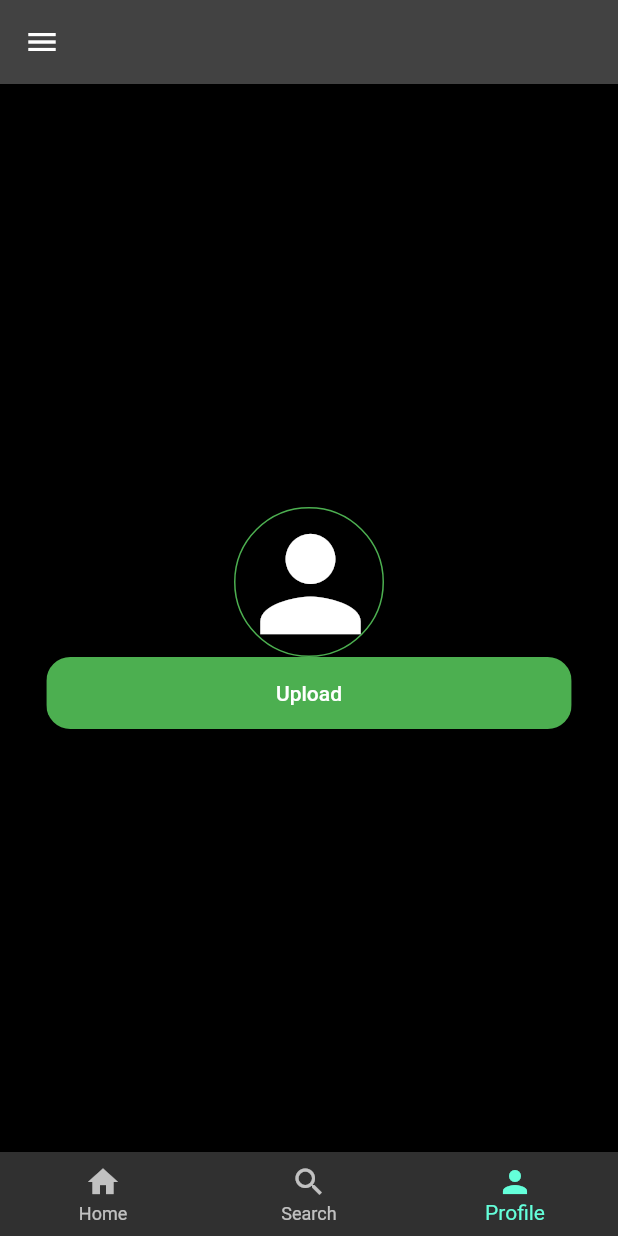
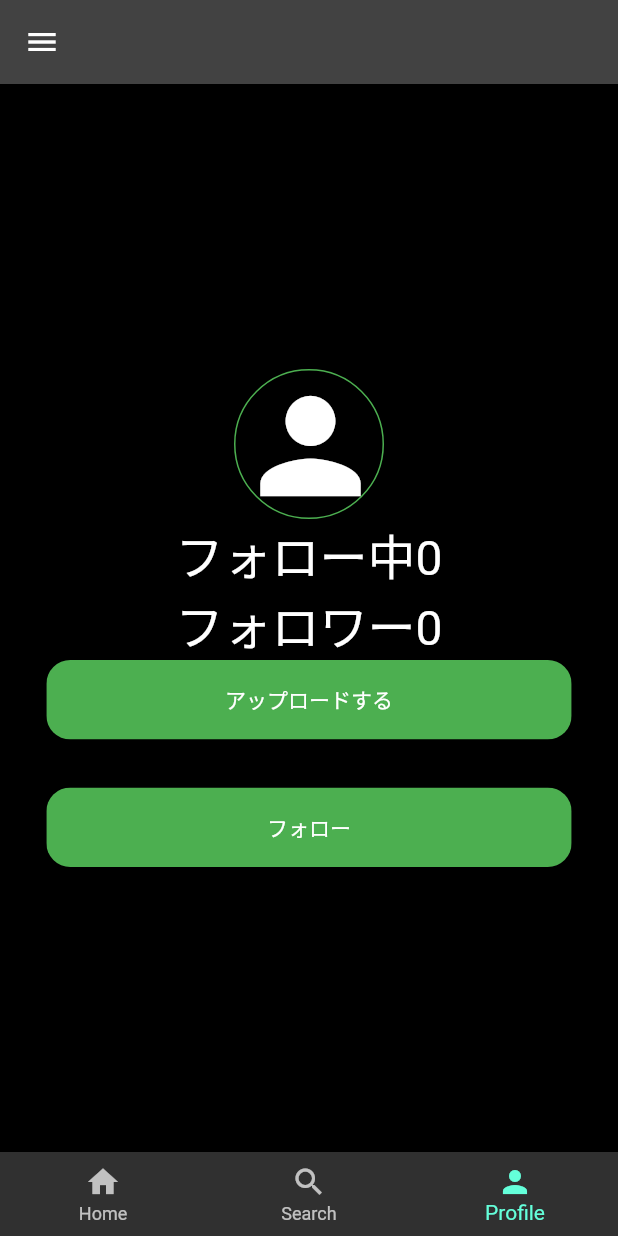
Before and after one commit to nkt0404/flutter_sns, a Flutter app: the MyHomePage screen opened directly with empty values, swiped to page 3, on a phone screen of 412 x 824 dp. Run offline on Flutter 3.47's test engine with Material 2 defaults, Android fonts, the phone set to English and light mode, and no system bars; our stand-ins replace cloud_firestore, firebase_auth, firebase_core, firebase_storage, flutter_riverpod, fluttertoast and 5 more; missing offline and left inert: cloud_firestore_web, firebase_analytics_web, firebase_auth_web, firebase_core_web, firebase_storage_web, image_picker_for_web and 1 more; accounts and stored records are empty; network calls fail.

Commit message:
study 75

```diff
--- a/lib/constants/strings.dart
+++ b/lib/constants/strings.dart
@@ -7,6 +7,7 @@ const String signupTitle = "新規登録";
 const String loginTitle = "ログイン";
 const String accountTitle = "アカウント";
 const String themeTitle = "テーマ";
+const String profileTitle = "プロフィール";
 // texts
 const String mailAddressText = "メールアドレス";
 const String passwordText = "パスワード";
@@ -15,10 +16,12 @@ const String cropperTitle = "Cropper";
 const String loginText = "ログインする";
 const String logoutText = "ログアウトを行う";
 const String loadingText = "Loading";
+const String uploadText = "アップロードする";
 // FieldKey
 const String usersFieldKey = "users";
 // message
 const String userCreatedMsg = "ユーザーが作成できました";
+const String noAccountMsg = "アカウントをお持ちでない場合";
 // prefs key
 const String isDarkThemePrefsKey = "isDarkTheme";
 // bottom navigation bar
--- a/lib/domain/firestore_user/firestore_user.dart
+++ b/lib/domain/firestore_user/firestore_user.dart
@@ -8,6 +8,8 @@ abstract class FirestoreUser with _$FirestoreUser {
   const factory FirestoreUser({
     required dynamic createdAt,
     required String email,
+    required int followerCount,
+    required int followingCount,
     required String userName,
     required String userImageURL,
     required String uid,
--- /dev/null
+++ b/lib/domain/follower/follower.dart
@@ -0,0 +1,18 @@
+import 'package:freezed_annotation/freezed_annotation.dart';
+
+part 'follower.freezed.dart';
+part 'follower.g.dart';
+
+@freezed
+abstract class Follower with _$Follower {
+  // DBに保存する
+  // createdAtやIdが必要
+  // 自分がフォローしたことの印
+  const factory Follower({
+    required dynamic createdAt,
+    required String followedUid,
+    required String followerUid,
+  }) = _Follower;
+  factory Follower.fromJson(Map<String, dynamic> json) =>
+      _$FollowerFromJson(json);
+}
--- /dev/null
+++ b/lib/domain/following_token/following_token.dart
@@ -0,0 +1,19 @@
+import 'package:freezed_annotation/freezed_annotation.dart';
+import 'package:flutter/foundation.dart';
+
+part 'following_token.freezed.dart';
+part 'following_token.g.dart';
+
+@freezed
+abstract class FollowingToken with _$FollowingToken {
+  // DBに保存する
+  // createdAtやIdが必要
+  // 自分がフォローしたことの印
+  const factory FollowingToken({
+    required dynamic createdAt,
+    required String passiveUid,
+    required String tokenId,
+  }) = _FollowingToken;
+  factory FollowingToken.fromJson(Map<String, dynamic> json) =>
+      _$FollowingTokenFromJson(json);
+}
--- a/lib/models/main_model.dart
+++ b/lib/models/main_model.dart
@@ -10,15 +10,15 @@ import 'package:flutter_sns/constants/routes.dart' as routes;
 // domain
 import 'package:flutter_sns/domain/firestore_user/firestore_user.dart';
 
-final mainProvider = ChangeNotifierProvider(
-  (ref) => MainModel()
-);
+final mainProvider = ChangeNotifierProvider((ref) => MainModel());
 
 class MainModel extends ChangeNotifier {
   bool isLoading = false;
   User? currentUser;
-  late DocumentSnapshot<Map<String,dynamic>> currentUserDoc;
+  late DocumentSnapshot<Map<String, dynamic>> currentUserDoc;
   late FirestoreUser firestoreUser;
+
+  List<String> followingUids = [];
   //以下がMainModelが起動した時の処理
   // ユーザーの動作を必要としないモデルの関数
   MainModel() {
@@ -30,19 +30,25 @@ class MainModel extends ChangeNotifier {
     // modelを跨がないでcurrentUserの更新
     currentUser = FirebaseAuth.instance.currentUser;
     // hcbXO8Rs4PPGua2vlPL92XTmpJj1
-    currentUserDoc = await FirebaseFirestore.instance.collection(usersFieldKey).doc(currentUser!.uid).get();
+    currentUserDoc = await FirebaseFirestore.instance
+        .collection(usersFieldKey)
+        .doc(currentUser!.uid)
+        .get();
     firestoreUser = FirestoreUser.fromJson(currentUserDoc.data()!);
     // currentUserのuidの取得が可能になりました
     endLoading();
   }
+
   void startLoading() {
     isLoading = true;
     notifyListeners();
   }
+
   void endLoading() {
     isLoading = false;
     notifyListeners();
   }
+
   void setCurrentUser() {
     currentUser = FirebaseAuth.instance.currentUser;
     notifyListeners();
--- a/lib/models/signup_model.dart
+++ b/lib/models/signup_model.dart
@@ -7,6 +7,9 @@ import 'package:flutter_riverpod/flutter_riverpod.dart';
 import 'package:flutter_sns/constants/strings.dart';
 // domain
 import 'package:flutter_sns/domain/firestore_user/firestore_user.dart';
+// constants
+import 'package:flutter_sns/constants/strings.dart';
+import 'package:flutter_sns/constants/routes.dart' as routes;
 
 final signupProvider = ChangeNotifierProvider((ref) => SignupModel());
 
@@ -24,6 +27,8 @@ class SignupModel extends ChangeNotifier {
     final FirestoreUser firestoreUser = FirestoreUser(
       createdAt: now,
       email: email,
+      followerCount: 0,
+      followingCount: 0,
       uid: uid,
       updatedAt: now,
       userName: "Alice",
@@ -46,6 +51,7 @@ class SignupModel extends ChangeNotifier {
       final User? user = result.user;
       final String uid = user!.uid;
       await createFirestoreUser(context: context, uid: uid);
+      routes.toMyApp(context: context);
     } on FirebaseAuthException catch (e) {
       debugPrint(e.toString());
     }
--- a/lib/models/themes_model.dart
+++ b/lib/models/themes_model.dart
@@ -2,14 +2,30 @@
 import 'package:flutter/material.dart';
 // packages
 import 'package:flutter_riverpod/flutter_riverpod.dart';
+import 'package:shared_preferences/shared_preferences.dart';
+// constants
+import 'package:flutter_sns/constants/strings.dart';
 
 final themeProvider = ChangeNotifierProvider((ref) => ThemeModel());
 
 class ThemeModel extends ChangeNotifier {
+  late SharedPreferences preferences;
   bool isDarkTheme = true;
+
+  ThemeModel() {
+    init();
+  }
+  Future<void> init() async {
+    // 端末に保存されているフラグなどを全部取得
+    preferences = await SharedPreferences.getInstance();
+    final x = preferences.getBool(isDarkThemePrefsKey);
+    if (x != null) isDarkTheme = x;
+    notifyListeners();
+  }
 
   Future<void> setIsDarkTheme({required bool value}) async {
     isDarkTheme = value;
+    await preferences.setBool(isDarkThemePrefsKey, value);
     notifyListeners();
   }
 }
--- /dev/null
+++ b/lib/shared_preference_key.txt
@@ -0,0 +1 @@
+isDarkTheme //isDarkThemeかどうかを判定
--- a/lib/views/login_page.dart
+++ b/lib/views/login_page.dart
@@ -10,6 +10,7 @@ import 'package:flutter_sns/details/rounded_button.dart';
 import 'package:flutter_sns/models/login_model.dart';
 // constants
 import 'package:flutter_sns/constants/strings.dart';
+import 'package:flutter_sns/constants/routes.dart' as routes;
 
 class LoginPage extends ConsumerWidget {
   const LoginPage({
@@ -50,6 +51,9 @@ class LoginPage extends ConsumerWidget {
               widthRate: 0.85,
               color: Colors.green,
               text: loginText),
+          TextButton(
+              onPressed: () => routes.toSignupPage(context: context),
+              child: const Text(noAccountMsg)),
         ],
       ),
     );
--- a/lib/views/main/profile_screen.dart
+++ b/lib/views/main/profile_screen.dart
@@ -2,9 +2,11 @@
 import 'package:flutter/material.dart';
 // packages
 import 'package:flutter_riverpod/flutter_riverpod.dart';
+import 'package:flutter_sns/constants/strings.dart';
 import 'package:flutter_sns/details/rounded_button.dart';
 // components
 import 'package:flutter_sns/details/user_image.dart';
+import 'package:flutter_sns/domain/firestore_user/firestore_user.dart';
 import 'package:flutter_sns/models/main/profile_model.dart';
 // models
 import 'package:flutter_sns/models/main_model.dart';
@@ -15,6 +17,12 @@ class ProfileScreen extends ConsumerWidget {
   @override
   Widget build(BuildContext context, WidgetRef ref) {
     final ProfileModel profileModel = ref.watch(profileProvider);
+    final FirestoreUser firestoreUser = mainModel.firestoreUser;
+
+    final int followerCount = firestoreUser.followerCount;
+    final int plusOneFollowerCount = followerCount + 1;
+    final bool isFollowing =
+        mainModel.followingUids.contains(firestoreUser.uid);
     return Column(
       mainAxisAlignment: MainAxisAlignment.center,
       children: [
@@ -27,12 +35,38 @@ class ProfileScreen extends ConsumerWidget {
                 borderRadius: BorderRadius.circular(160.0),
                 child: Image.file(profileModel.croppedFile!),
               ),
+        Text(
+          "フォロー中${firestoreUser.followingCount.toString()}",
+          style: const TextStyle(fontSize: 32.0),
+        ),
+        Text(
+          isFollowing
+              ? "フォロワー${plusOneFollowerCount.toString()}"
+              : "フォロワー${followerCount.toString()}",
+          style: const TextStyle(fontSize: 32.0),
+        ),
         RoundedButton(
             onPressed: () async => await profileModel.uploadUserImage(
                 currentUserDoc: mainModel.currentUserDoc),
             widthRate: 0.85,
             color: Colors.green,
-            text: "Upload")
+            text: uploadText),
+        const SizedBox(
+          height: 32.0,
+        ),
+        isFollowing
+            ? RoundedButton(
+                onPressed: () => profileModel.unfollow(
+                    mainModel: mainModel, passiveFirestoreUser: firestoreUser),
+                widthRate: 0.85,
+                color: Colors.red,
+                text: "アンフォロー")
+            : RoundedButton(
+                onPressed: () => profileModel.follow(
+                    mainModel: mainModel, passiveFirestoreUser: firestoreUser),
+                widthRate: 0.85,
+                color: Colors.green,
+                text: "フォロー")
       ],
     );
   }
```
Also changed, not shown: lib/constants/routes.dart (+10 -0 lines), lib/models/main/profile_model.dart (+64 -1 lines), lib/models/main/search_model.dart (added, +22 -0 lines), lib/views/main/passive_user_profile_page.dart (added, +25 -0 lines), lib/views/main/search_screen.dart (+15 -2 lines), lib/domain/firestore_user/firestore_user.freezed.dart, lib/domain/firestore_user/firestore_user.g.dart, lib/domain/follower/follower.freezed.dart (added), lib/domain/follower/follower.g.dart (added), lib/domain/following_token/following_token.freezed.dart (added), lib/domain/following_token/following_token.g.dart (added).
